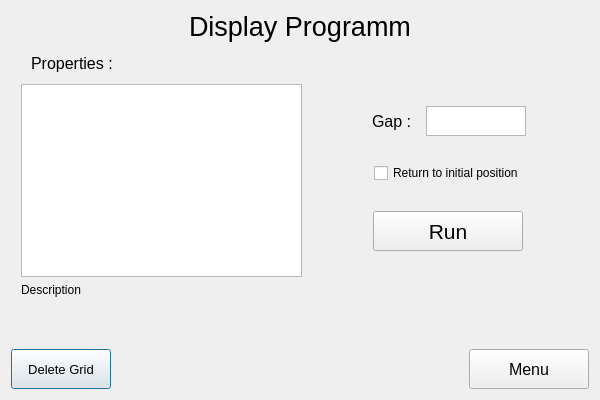
guilhemelias/SemGrids-Maker, file SemGridsMakerPyQt/view/viewUi/common_programm_dialog.ui: the form before one commit.
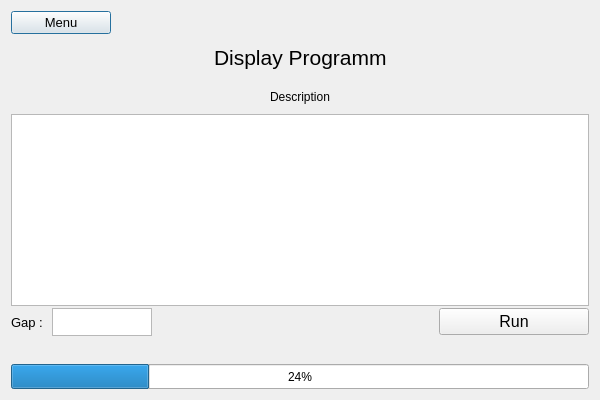
The form after the commit.

Diff of the .ui file:
```diff
--- a/SemGridsMakerPyQt/view/viewUi/common_programm_dialog.ui
+++ b/SemGridsMakerPyQt/view/viewUi/common_programm_dialog.ui
@@ -23,53 +23,83 @@
    </size>
   </property>
   <property name="windowTitle">
-   <string>Dialog</string>
+   <string>SEMGrids winder programs - Prepare running</string>
   </property>
   <layout class="QGridLayout" name="gridLayout">
    <item row="6" column="0">
+    <spacer name="verticalSpacer_2">
+     <property name="orientation">
+      <enum>Qt::Vertical</enum>
+     </property>
+     <property name="sizeType">
+      <enum>QSizePolicy::Preferred</enum>
+     </property>
+     <property name="sizeHint" stdset="0">
+      <size>
+       <width>20</width>
+       <height>10</height>
+      </size>
+     </property>
+    </spacer>
+   </item>
+   <item row="0" column="0">
+    <spacer name="verticalSpacer">
+     <property name="orientation">
+      <enum>Qt::Vertical</enum>
+     </property>
+     <property name="sizeType">
+      <enum>QSizePolicy::Maximum</enum>
+     </property>
+     <property name="sizeHint" stdset="0">
+      <size>
+       <width>20</width>
+       <height>25</height>
+      </size>
+     </property>
+    </spacer>
+   </item>
+   <item row="10" column="0">
+    <layout class="QHBoxLayout" name="horizontalLayout_7">
+     <item>
+      <widget class="QProgressBar" name="SemGridProgressBar">
+       <property name="minimumSize">
+        <size>
+         <width>0</width>
+         <height>25</height>
+        </size>
+       </property>
+       <property name="maximumSize">
+        <size>
+         <width>16777215</width>
+         <height>16777215</height>
+        </size>
+       </property>
+       <property name="value">
+        <number>24</number>
+       </property>
+      </widget>
+     </item>
+    </layout>
+   </item>
+   <item row="2" column="0">
     <layout class="QHBoxLayout" name="horizontalLayout_4">
-     <item>
-      <widget class="QPushButton" name="deleteGridButton">
-       <property name="minimumSize">
-        <size>
-         <width>100</width>
-         <height>40</height>
-        </size>
-       </property>
-       <property name="font">
-        <font>
-         <pointsize>10</pointsize>
-        </font>
-       </property>
-       <property name="text">
-        <string>Delete Grid</string>
-       </property>
-      </widget>
-     </item>
-     <item>
-      <spacer name="horizontalSpacer_9">
-       <property name="orientation">
-        <enum>Qt::Horizontal</enum>
-       </property>
-       <property name="sizeHint" stdset="0">
-        <size>
-         <width>40</width>
-         <height>20</height>
-        </size>
-       </property>
-      </spacer>
-     </item>
      <item>
       <widget class="QPushButton" name="menuButton">
        <property name="minimumSize">
         <size>
+         <width>100</width>
+         <height>0</height>
+        </size>
+       </property>
+       <property name="maximumSize">
+        <size>
          <width>120</width>
-         <height>40</height>
+         <height>16777215</height>
         </size>
        </property>
        <property name="font">
         <font>
-         <pointsize>12</pointsize>
+         <pointsize>10</pointsize>
         </font>
        </property>
        <property name="text">
@@ -77,46 +107,8 @@
        </property>
       </widget>
      </item>
-    </layout>
-   </item>
-   <item row="3" column="0">
-    <layout class="QHBoxLayout" name="horizontalLayout_2">
      <item>
-      <spacer name="horizontalSpacer_4">
-       <property name="orientation">
-        <enum>Qt::Horizontal</enum>
-       </property>
-       <property name="sizeType">
-        <enum>QSizePolicy::Preferred</enum>
-       </property>
-       <property name="sizeHint" stdset="0">
-        <size>
-         <width>20</width>
-         <height>20</height>
-        </size>
-       </property>
-      </spacer>
-     </item>
-     <item>
-      <widget class="QLabel" name="label_2">
-       <property name="minimumSize">
-        <size>
-         <width>0</width>
-         <height>30</height>
-        </size>
-       </property>
-       <property name="font">
-        <font>
-         <pointsize>12</pointsize>
-        </font>
-       </property>
-       <property name="text">
-        <string>Properties :</string>
-       </property>
-      </widget>
-     </item>
-     <item>
-      <spacer name="horizontalSpacer_6">
+      <spacer name="horizontalSpacer_9">
        <property name="orientation">
         <enum>Qt::Horizontal</enum>
        </property>
@@ -131,56 +123,84 @@
     </layout>
    </item>
    <item row="4" column="0">
-    <layout class="QVBoxLayout" name="verticalLayout">
+    <layout class="QHBoxLayout" name="horizontalLayout">
      <item>
-      <layout class="QHBoxLayout" name="horizontalLayout_3">
-       <item>
-        <spacer name="horizontalSpacer_3">
+      <spacer name="horizontalSpacer_7">
          <property name="orientation">
           <enum>Qt::Horizontal</enum>
          </property>
-         <property name="sizeType">
-          <enum>QSizePolicy::Preferred</enum>
-         </property>
          <property name="sizeHint" stdset="0">
           <size>
-           <width>10</width>
+         <width>40</width>
            <height>20</height>
           </size>
          </property>
         </spacer>
        </item>
        <item>
+      <widget class="QLabel" name="labelDisplayProgrammName">
+       <property name="font">
+        <font>
+         <pointsize>16</pointsize>
+        </font>
+       </property>
+       <property name="text">
+        <string>Display Programm</string>
+       </property>
+      </widget>
+     </item>
+     <item>
+      <spacer name="horizontalSpacer_8">
+       <property name="orientation">
+        <enum>Qt::Horizontal</enum>
+       </property>
+       <property name="sizeHint" stdset="0">
+        <size>
+         <width>40</width>
+         <height>20</height>
+        </size>
+       </property>
+      </spacer>
+     </item>
+    </layout>
+   </item>
+   <item row="5" column="0">
+    <spacer name="verticalSpacer_3">
+     <property name="orientation">
+      <enum>Qt::Vertical</enum>
+     </property>
+     <property name="sizeHint" stdset="0">
+      <size>
+       <width>20</width>
+       <height>40</height>
+      </size>
+     </property>
+    </spacer>
+   </item>
+   <item row="8" column="0">
         <layout class="QVBoxLayout" name="verticalLayout_2">
-         <item>
-          <widget class="QListWidget" name="listPropertiesLoaded">
-           <property name="maximumSize">
-            <size>
-             <width>300</width>
-             <height>200</height>
-            </size>
-           </property>
-          </widget>
-         </item>
+     <property name="spacing">
+      <number>2</number>
+     </property>
          <item>
           <widget class="QLabel" name="labelDesc">
            <property name="minimumSize">
             <size>
-             <width>270</width>
-             <height>60</height>
+         <width>0</width>
+         <height>30</height>
             </size>
            </property>
            <property name="maximumSize">
             <size>
-             <width>270</width>
-             <height>500</height>
+         <width>16777215</width>
+         <height>16777215</height>
             </size>
            </property>
            <property name="text">
             <string>Description</string>
            </property>
            <property name="alignment">
-            <set>Qt::AlignLeading|Qt::AlignLeft|Qt::AlignTop</set>
+        <set>Qt::AlignCenter</set>
            </property>
            <property name="wordWrap">
             <bool>true</bool>
@@ -190,49 +210,35 @@
            </property>
           </widget>
          </item>
-        </layout>
-       </item>
        <item>
-        <layout class="QVBoxLayout" name="verticalLayout_3">
-         <item>
-          <spacer name="verticalSpacer_4">
-           <property name="orientation">
-            <enum>Qt::Vertical</enum>
-           </property>
-           <property name="sizeHint" stdset="0">
+      <widget class="QListWidget" name="listPropertiesLoaded">
+       <property name="minimumSize">
             <size>
-             <width>20</width>
-             <height>40</height>
-            </size>
-           </property>
-          </spacer>
-         </item>
-         <item>
-          <layout class="QHBoxLayout" name="horizontalLayout_5">
-           <item>
-            <spacer name="horizontalSpacer_2">
-             <property name="orientation">
-              <enum>Qt::Horizontal</enum>
-             </property>
-             <property name="sizeHint" stdset="0">
+         <width>0</width>
+         <height>0</height>
+        </size>
+       </property>
+       <property name="maximumSize">
               <size>
-               <width>40</width>
-               <height>20</height>
-              </size>
-             </property>
-            </spacer>
-           </item>
+         <width>16777215</width>
+         <height>16777215</height>
+        </size>
+       </property>
+      </widget>
+     </item>
+     <item>
+      <layout class="QHBoxLayout" name="horizontalLayout_6">
            <item>
             <widget class="QLabel" name="label">
              <property name="maximumSize">
               <size>
                <width>100</width>
-               <height>30</height>
+           <height>28</height>
               </size>
              </property>
              <property name="font">
               <font>
-               <pointsize>12</pointsize>
+           <pointsize>10</pointsize>
               </font>
              </property>
              <property name="text">
@@ -245,50 +251,18 @@
              <property name="maximumSize">
               <size>
                <width>100</width>
-               <height>30</height>
-              </size>
-             </property>
-             <property name="font">
-              <font>
-               <pointsize>12</pointsize>
-              </font>
-             </property>
-            </widget>
-           </item>
-           <item>
-            <spacer name="horizontalSpacer">
-             <property name="orientation">
-              <enum>Qt::Horizontal</enum>
-             </property>
-             <property name="sizeHint" stdset="0">
-              <size>
-               <width>40</width>
-               <height>20</height>
-              </size>
-             </property>
-            </spacer>
-           </item>
-          </layout>
-         </item>
-         <item>
-          <widget class="QLabel" name="LabelErrorGap">
+           <height>28</height>
+          </size>
+         </property>
            <property name="font">
             <font>
              <pointsize>10</pointsize>
             </font>
            </property>
-           <property name="text">
-            <string/>
-           </property>
-           <property name="alignment">
-            <set>Qt::AlignCenter</set>
-           </property>
           </widget>
          </item>
          <item>
-          <layout class="QHBoxLayout" name="horizontalLayout_7">
-           <item>
-            <spacer name="horizontalSpacer_5">
+        <spacer name="horizontalSpacer_3">
              <property name="orientation">
               <enum>Qt::Horizontal</enum>
              </property>
@@ -300,49 +274,12 @@
              </property>
             </spacer>
            </item>
-           <item>
-            <widget class="QCheckBox" name="initialReturnCheckBox">
-             <property name="text">
-              <string>Return to initial position</string>
-             </property>
-            </widget>
-           </item>
-           <item>
-            <spacer name="horizontalSpacer_10">
-             <property name="orientation">
-              <enum>Qt::Horizontal</enum>
-             </property>
-             <property name="sizeHint" stdset="0">
-              <size>
-               <width>40</width>
-               <height>20</height>
-              </size>
-             </property>
-            </spacer>
-           </item>
-          </layout>
-         </item>
-         <item>
-          <spacer name="verticalSpacer_5">
-           <property name="orientation">
-            <enum>Qt::Vertical</enum>
-           </property>
-           <property name="sizeHint" stdset="0">
-            <size>
-             <width>20</width>
-             <height>40</height>
-            </size>
-           </property>
-          </spacer>
-         </item>
-         <item>
-          <layout class="QHBoxLayout" name="horizontalLayout_6">
            <item>
             <widget class="QPushButton" name="runCommonButton">
              <property name="minimumSize">
               <size>
                <width>150</width>
-               <height>40</height>
+           <height>0</height>
               </size>
              </property>
              <property name="maximumSize">
@@ -353,7 +290,7 @@
              </property>
              <property name="font">
               <font>
-               <pointsize>16</pointsize>
+           <pointsize>12</pointsize>
               </font>
              </property>
              <property name="contextMenuPolicy">
@@ -379,97 +316,85 @@
           </layout>
          </item>
          <item>
-          <spacer name="verticalSpacer_3">
+      <layout class="QHBoxLayout" name="horizontalLayout_2">
+       <item>
+        <spacer name="horizontalSpacer_4">
            <property name="orientation">
-            <enum>Qt::Vertical</enum>
+          <enum>Qt::Horizontal</enum>
            </property>
            <property name="sizeType">
             <enum>QSizePolicy::Preferred</enum>
            </property>
            <property name="sizeHint" stdset="0">
             <size>
-             <width>20</width>
-             <height>110</height>
-            </size>
-           </property>
-          </spacer>
-         </item>
-        </layout>
-       </item>
-      </layout>
-     </item>
-    </layout>
-   </item>
-   <item row="1" column="0">
-    <layout class="QHBoxLayout" name="horizontalLayout">
-     <item>
-      <spacer name="horizontalSpacer_7">
-       <property name="orientation">
-        <enum>Qt::Horizontal</enum>
-       </property>
-       <property name="sizeHint" stdset="0">
-        <size>
-         <width>40</width>
+           <width>70</width>
          <height>20</height>
         </size>
        </property>
       </spacer>
      </item>
      <item>
-      <widget class="QLabel" name="labelDisplayProgrammName">
+        <widget class="QLabel" name="LabelErrorGap">
+         <property name="minimumSize">
+          <size>
+           <width>100</width>
+           <height>0</height>
+          </size>
+         </property>
+         <property name="maximumSize">
+          <size>
+           <width>16777215</width>
+           <height>10</height>
+          </size>
+         </property>
+         <property name="sizeIncrement">
+          <size>
+           <width>-1</width>
+           <height>0</height>
+          </size>
+         </property>
        <property name="font">
         <font>
-         <pointsize>20</pointsize>
+           <pointsize>8</pointsize>
         </font>
        </property>
        <property name="text">
-        <string>Display Programm</string>
+          <string/>
+         </property>
+         <property name="alignment">
+          <set>Qt::AlignCenter</set>
        </property>
       </widget>
      </item>
      <item>
-      <spacer name="horizontalSpacer_8">
+        <spacer name="horizontalSpacer">
        <property name="orientation">
         <enum>Qt::Horizontal</enum>
        </property>
-       <property name="sizeHint" stdset="0">
-        <size>
-         <width>40</width>
-         <height>20</height>
-        </size>
-       </property>
-      </spacer>
-     </item>
-    </layout>
-   </item>
-   <item row="0" column="0">
-    <spacer name="verticalSpacer">
-     <property name="orientation">
-      <enum>Qt::Vertical</enum>
-     </property>
-     <property name="sizeType">
-      <enum>QSizePolicy::Maximum</enum>
-     </property>
-     <property name="sizeHint" stdset="0">
-      <size>
-       <width>20</width>
-       <height>25</height>
-      </size>
-     </property>
-    </spacer>
-   </item>
-   <item row="2" column="0">
-    <spacer name="verticalSpacer_2">
-     <property name="orientation">
-      <enum>Qt::Vertical</enum>
-     </property>
      <property name="sizeType">
       <enum>QSizePolicy::Preferred</enum>
      </property>
      <property name="sizeHint" stdset="0">
       <size>
+           <width>460</width>
+           <height>20</height>
+          </size>
+         </property>
+        </spacer>
+       </item>
+      </layout>
+     </item>
+    </layout>
+   </item>
+   <item row="3" column="0">
+    <spacer name="verticalSpacer_4">
+     <property name="orientation">
+      <enum>Qt::Vertical</enum>
+     </property>
+     <property name="sizeHint" stdset="0">
+      <size>
        <width>20</width>
-       <height>10</height>
+       <height>40</height>
       </size>
      </property>
     </spacer>
```
Lines whose indentation alone changed are shown as unchanged.
